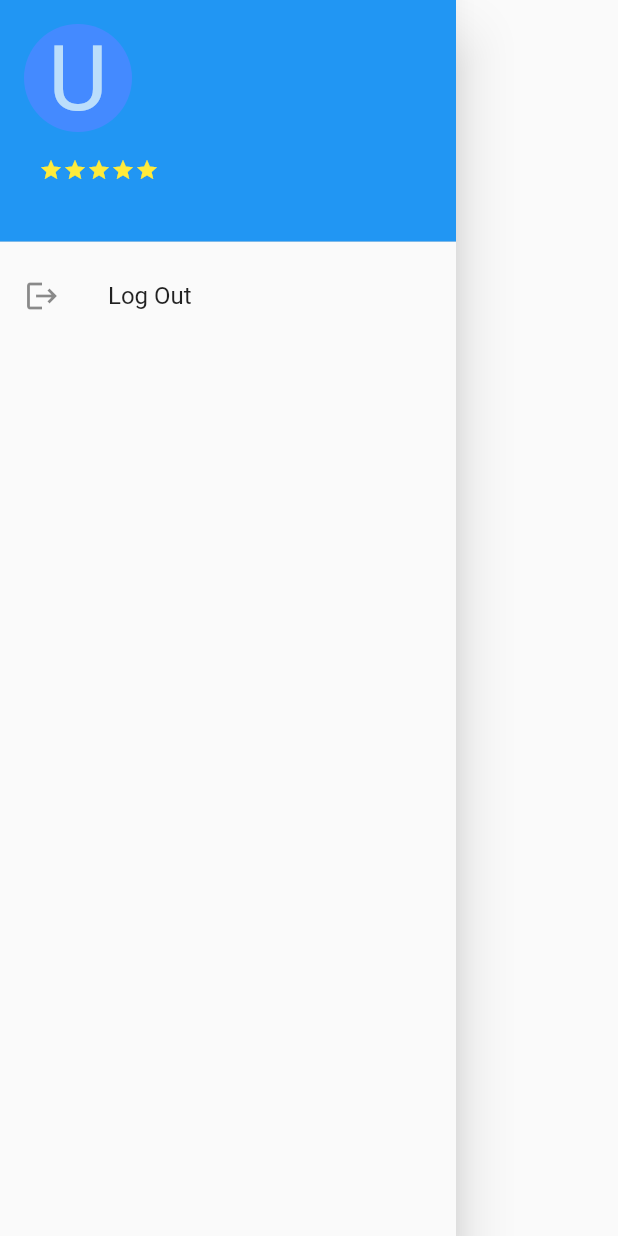
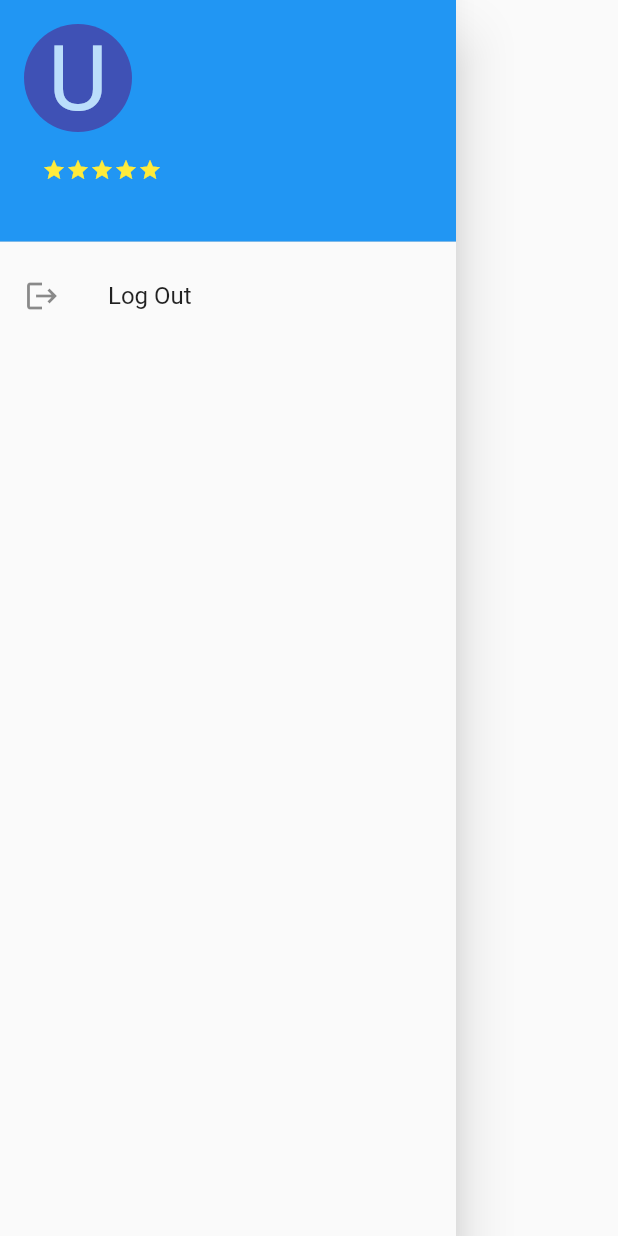
Before and after one commit to biometric-technologies/ontochain-digital-wallet, a Flutter app: the DrawerView widget shown alone on an empty page, opened directly, on a phone screen of 412 x 824 dp. Run offline on Flutter 3.47's test engine with Material 2 defaults, Android fonts, the phone set to English and light mode, and no system bars; our stand-ins replace flutter_secure_storage, get, image_picker, local_auth, logger; missing offline and left inert: pointycastle; accounts and stored records are empty; network calls fail.

Commit message:
add ios framework / fixes & improvements

```diff
--- a/lib/pages/home/credentials/create_biometrics/create_biometrics_controller.dart
+++ b/lib/pages/home/credentials/create_biometrics/create_biometrics_controller.dart
@@ -1,15 +1,17 @@
 import 'dart:io';
+import 'dart:typed_data';
 
 import 'package:get/get.dart';
 import 'package:image_picker/image_picker.dart';
 import 'package:ontochain_mobile_wallet/service/biometric_bureau_service.dart';
 import 'package:ontochain_mobile_wallet/service/service_exception.dart';
+import 'package:image/image.dart' as img;
 
 class CreateBiometricsController extends GetxController {
   final _bbService = Get.find<BiometricBureauService>();
   final _imagePicker = ImagePicker();
 
-  var files = List<XFile>.empty(growable: true).obs;
+  var files = List<Uint8List>.empty(growable: true).obs;
   var pictures = List<File>.empty(growable: true).obs;
 
   void selectPictures() async {
@@ -17,9 +19,11 @@ class CreateBiometricsController extends GetxController {
         source: ImageSource.camera,
         maxWidth: 240,
         maxHeight: 320,
-        imageQuality: 90);
+        imageQuality: 100);
     if (pickedFile != null) {
-      files.add(pickedFile);
+      final captured = img.decodeImage(await pickedFile.readAsBytes())!;
+      final fixedOrientation = img.bakeOrientation(captured);
+      files.add(img.encodeJpg(fixedOrientation));
       pictures.add(File(pickedFile.path));
     }
   }
--- a/lib/shared/drawer/app_drawer.dart
+++ b/lib/shared/drawer/app_drawer.dart
@@ -14,11 +14,11 @@ class DrawerView extends GetView<AppDrawerController> {
           Obx(
             () => UserAccountsDrawerHeader(
               accountName: Row(
-                crossAxisAlignment: CrossAxisAlignment.start,
+                crossAxisAlignment: CrossAxisAlignment.center,
                 children: <Widget>[
                   Text(controller.name.value),
                   const SizedBox(
-                    width: 10.0,
+                    width: 12.0,
                   ),
                   Row(
                     children: List.generate(
@@ -31,14 +31,10 @@ class DrawerView extends GetView<AppDrawerController> {
               ),
               accountEmail: Text(controller.email.value),
               currentAccountPicture: CircleAvatar(
-                backgroundColor: Colors.blueAccent,
-                child: Column(
-                  children: [
-                    Text(
-                      controller.avatar.value,
-                      style: const TextStyle(fontSize: 61.0),
-                    ),
-                  ],
+                backgroundColor: Colors.indigo,
+                child: Text(
+                  controller.avatar.value.toUpperCase(),
+                  style: const TextStyle(fontSize: 61.0),
                 ),
               ),
             ),
--- a/pubspec.yaml
+++ b/pubspec.yaml
@@ -39,6 +39,7 @@ dependencies:
   pointycastle: ^3.7.3
   image_picker: ^0.8.7+5
   intl: ^0.18.1
+  image: ^4.0.17
 
 dev_dependencies:
   flutter_test:
```
Also changed, not shown: lib/model/loan.dart (+6 -9 lines), lib/pages/home/loans/loans_tab.dart (+6 -7 lines), lib/service/biometric_bureau_service.dart (+4 -4 lines), pubspec.lock, 7 other files.
